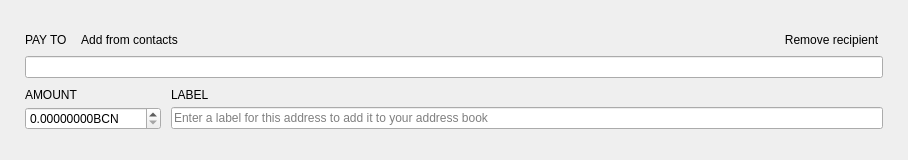
First picture: the form in src/Gui/Send/TransferFrame.ui, repository PorkyForky/b2bcoin-qt-gui-wallet, before the edit.
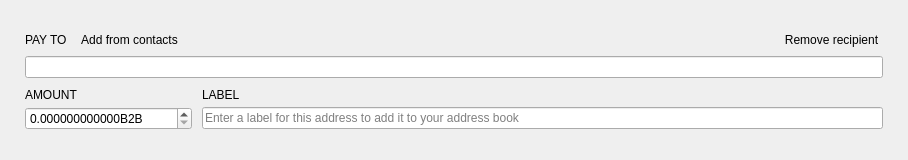
Second picture: the form after the edit. Custom widgets are drawn as their Qt base class.

The edit to the form file:
```diff
--- a/src/Gui/Send/TransferFrame.ui
+++ b/src/Gui/Send/TransferFrame.ui
@@ -209,13 +209,13 @@
         <enum>QAbstractSpinBox::UpDownArrows</enum>
        </property>
        <property name="suffix">
-        <string notr="true">BCN</string>
+        <string notr="true">B2B</string>
        </property>
        <property name="decimals">
-        <number>8</number>
+        <number>12</number>
        </property>
        <property name="maximum">
-        <double>5000.000000000000000</double>
+        <double>100000.000000000000</double>
        </property>
       </widget>
      </item>
```
